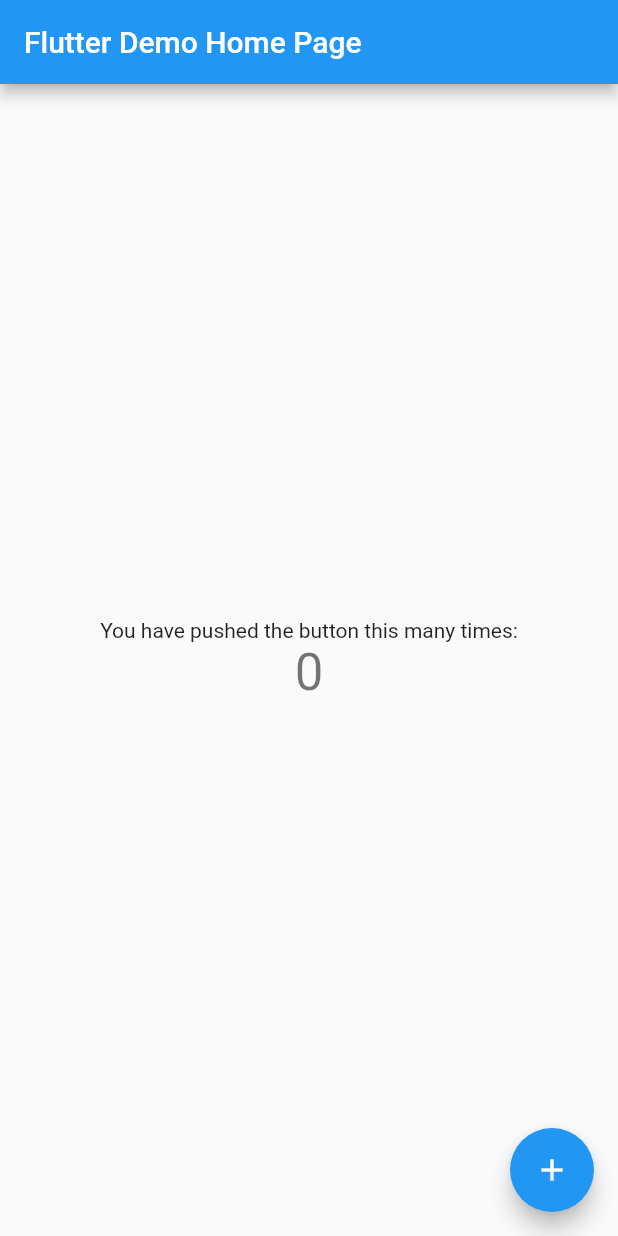
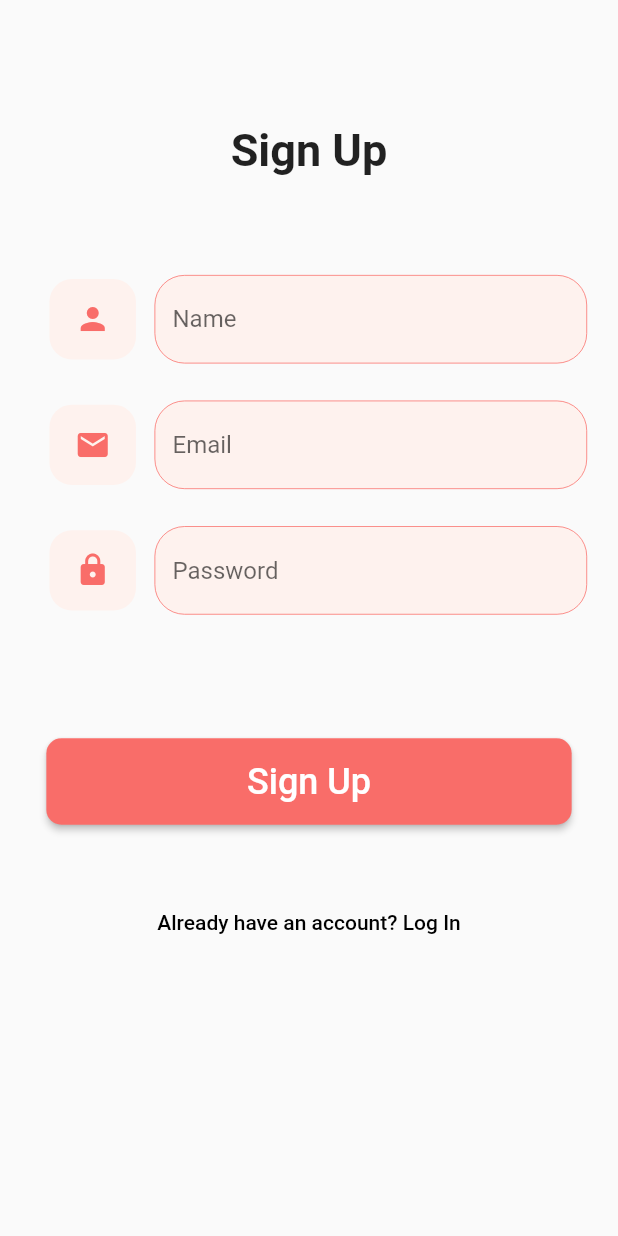
Before and after one commit to bilab-thapa/dream-movie, a Flutter app: the screen it shows after launch, on a phone screen of 412 x 824 dp. Run offline on Flutter 3.47's test engine with Material 2 defaults, Android fonts, the phone set to English and light mode, and no system bars.

Commit message:
Screens Addition

```diff
--- a/lib/main.dart
+++ b/lib/main.dart
@@ -1,4 +1,7 @@
 import 'package:flutter/material.dart';
+import 'package:spaplex/screens/home_screen.dart';
+import 'package:spaplex/screens/login.dart';
+import 'package:spaplex/screens/register.dart';
 
 void main() {
   runApp(const MyApp());
@@ -7,109 +10,16 @@
 class MyApp extends StatelessWidget {
   const MyApp({Key? key}) : super(key: key);
 
-  // This widget is the root of your application.
   @override
   Widget build(BuildContext context) {
     return MaterialApp(
-      title: 'Flutter Demo',
-      theme: ThemeData(
-        // This is the theme of your application.
-        //
-        // Try running your application with "flutter run". You'll see the
-        // application has a blue toolbar. Then, without quitting the app, try
-        // changing the primarySwatch below to Colors.green and then invoke
-        // "hot reload" (press "r" in the console where you ran "flutter run",
-        // or simply save your changes to "hot reload" in a Flutter IDE).
-        // Notice that the counter didn't reset back to zero; the application
-        // is not restarted.
-        primarySwatch: Colors.blue,
-      ),
-      home: const MyHomePage(title: 'Flutter Demo Home Page'),
+      debugShowCheckedModeBanner: false,
+      initialRoute: '/register',
+      routes: {
+        '/login': (context) => Login(),
+        '/home': (context) => const HomeScreen(),
+        '/register': (context) => Register()
+      },
     );
   }
 }
-
-class MyHomePage extends StatefulWidget {
-  const MyHomePage({Key? key, required this.title}) : super(key: key);
-
-  // This widget is the home page of your application. It is stateful, meaning
-  // that it has a State object (defined below) that contains fields that affect
-  // how it looks.
-
-  // This class is the configuration for the state. It holds the values (in this
-  // case the title) provided by the parent (in this case the App widget) and
-  // used by the build method of the State. Fields in a Widget subclass are
-  // always marked "final".
-
-  final String title;
-
-  @override
-  State<MyHomePage> createState() => _MyHomePageState();
-}
-
-class _MyHomePageState extends State<MyHomePage> {
-  int _counter = 0;
-
-  void _incrementCounter() {
-    setState(() {
-      // This call to setState tells the Flutter framework that something has
-      // changed in this State, which causes it to rerun the build method below
-      // so that the display can reflect the updated values. If we changed
-      // _counter without calling setState(), then the build method would not be
-      // called again, and so nothing would appear to happen.
-      _counter++;
-    });
-  }
-
-  @override
-  Widget build(BuildContext context) {
-    // This method is rerun every time setState is called, for instance as done
-    // by the _incrementCounter method above.
-    //
-    // The Flutter framework has been optimized to make rerunning build methods
-    // fast, so that you can just rebuild anything that needs updating rather
-    // than having to individually change instances of widgets.
-    return Scaffold(
-      appBar: AppBar(
-        // Here we take the value from the MyHomePage object that was created by
-        // the App.build method, and use it to set our appbar title.
-        title: Text(widget.title),
-      ),
-      body: Center(
-        // Center is a layout widget. It takes a single child and positions it
-        // in the middle of the parent.
-        child: Column(
-          // Column is also a layout widget. It takes a list of children and
-          // arranges them vertically. By default, it sizes itself to fit its
-          // children horizontally, and tries to be as tall as its parent.
-          //
-          // Invoke "debug painting" (press "p" in the console, choose the
-          // "Toggle Debug Paint" action from the Flutter Inspector in Android
-          // Studio, or the "Toggle Debug Paint" command in Visual Studio Code)
-          // to see the wireframe for each widget.
-          //
-          // Column has various properties to control how it sizes itself and
-          // how it positions its children. Here we use mainAxisAlignment to
-          // center the children vertically; the main axis here is the vertical
-          // axis because Columns are vertical (the cross axis would be
-          // horizontal).
-          mainAxisAlignment: MainAxisAlignment.center,
-          children: <Widget>[
-            const Text(
-              'You have pushed the button this many times:',
-            ),
-            Text(
-              '$_counter',
-              style: Theme.of(context).textTheme.headline4,
-            ),
-          ],
-        ),
-      ),
-      floatingActionButton: FloatingActionButton(
-        onPressed: _incrementCounter,
-        tooltip: 'Increment',
-        child: const Icon(Icons.add),
-      ), // This trailing comma makes auto-formatting nicer for build methods.
-    );
-  }
-}
--- /dev/null
+++ b/lib/screens/register.dart
@@ -0,0 +1,182 @@
+import 'package:flutter/material.dart';
+
+class Register extends StatefulWidget {
+  Register({Key? key}) : super(key: key);
+
+  @override
+  State<Register> createState() => _RegisterState();
+}
+
+class _RegisterState extends State<Register> {
+  @override
+  Widget build(BuildContext context) {
+    final height = MediaQuery.of(context).size.height;
+    final width = MediaQuery.of(context).size.width;
+    return Scaffold(
+      body: SingleChildScrollView(
+        child: SafeArea(
+            child: Column(
+          crossAxisAlignment: CrossAxisAlignment.center,
+          children: [
+            SizedBox(height: height * 0.1),
+            const Align(
+              alignment: Alignment.center,
+              child: Text(
+                'Sign Up',
+                style: TextStyle(fontSize: 30, fontWeight: FontWeight.bold),
+              ),
+            ),
+            SizedBox(height: height * 0.08),
+            Row(
+              children: [
+                SizedBox(width: width * 0.08),
+                Container(
+                  height: height * 0.065,
+                  width: width * 0.14,
+                  decoration: BoxDecoration(
+                    borderRadius: BorderRadius.circular(15),
+                    color: const Color(0xffFEF2EE),
+                  ),
+                  child: const Icon(
+                    Icons.person,
+                    color: Color(0xffF96D69),
+                  ),
+                ),
+                SizedBox(width: width * 0.03),
+                SizedBox(
+                  width: width * 0.7,
+                  child: TextFormField(
+                    decoration: InputDecoration(
+                      hintText: 'Name',
+                      filled: true,
+                      fillColor: const Color(0xffFEF2EE),
+                      focusColor: Colors.pink,
+                      enabledBorder: OutlineInputBorder(
+                        borderSide: const BorderSide(
+                            color: Color(0xffF96D69), width: 0.5),
+                        borderRadius: BorderRadius.circular(20),
+                      ),
+                      focusedBorder: OutlineInputBorder(
+                        borderSide: const BorderSide(
+                            color: Color(0xffF96D69), width: 2),
+                        borderRadius: BorderRadius.circular(20),
+                      ),
+                    ),
+                  ),
+                ),
+              ],
+            ),
+            SizedBox(height: height * 0.03),
+            Row(
+              children: [
+                SizedBox(width: width * 0.08),
+                Container(
+                  height: height * 0.065,
+                  width: width * 0.14,
+                  decoration: BoxDecoration(
+                    borderRadius: BorderRadius.circular(15),
+                    color: const Color(0xffFEF2EE),
+                  ),
+                  child: const Icon(
+                    Icons.email,
+                    color: Color(0xffF96D69),
+                  ),
+                ),
+                SizedBox(width: width * 0.03),
+                SizedBox(
+                  width: width * 0.7,
+                  child: TextFormField(
+                    decoration: InputDecoration(
+                      hintText: 'Email',
+                      filled: true,
+                      fillColor: const Color(0xffFEF2EE),
+                      focusColor: Colors.pink,
+                      enabledBorder: OutlineInputBorder(
+                        borderSide: const BorderSide(
+                            color: Color(0xffF96D69), width: 0.5),
+                        borderRadius: BorderRadius.circular(20),
+                      ),
+                      focusedBorder: OutlineInputBorder(
+                        borderSide: const BorderSide(
+                            color: Color(0xffF96D69), width: 2),
+                        borderRadius: BorderRadius.circular(20),
+                      ),
+                    ),
+                  ),
+                ),
+              ],
+            ),
+            SizedBox(height: height * 0.03),
+            Row(
+              children: [
+                SizedBox(width: width * 0.08),
+                Container(
+                  height: height * 0.065,
+                  width: width * 0.14,
+                  decoration: BoxDecoration(
+                    borderRadius: BorderRadius.circular(15),
+                    color: const Color(0xffFEF2EE),
+                  ),
+                  child: const Icon(
+                    Icons.lock,
+                    color: Color(0xffF96D69),
+                  ),
+                ),
+                SizedBox(width: width * 0.03),
+                SizedBox(
+                  width: width * 0.7,
+                  child: TextFormField(
+                    decoration: InputDecoration(
+                      hintText: 'Password',
+                      filled: true,
+                      fillColor: const Color(0xffFEF2EE),
+                      focusColor: Colors.pink,
+                      enabledBorder: OutlineInputBorder(
+                        borderSide: const BorderSide(
+                            color: Color(0xffF96D69), width: 0.5),
+                        borderRadius: BorderRadius.circular(20),
+                      ),
+                      focusedBorder: OutlineInputBorder(
+                        borderSide: const BorderSide(
+                            color: Color(0xffF96D69), width: 2),
+                        borderRadius: BorderRadius.circular(20),
+                      ),
+                    ),
+                  ),
+                ),
+              ],
+            ),
+            SizedBox(height: height * 0.1),
+            SizedBox(
+              height: height * 0.07,
+              width: width * 0.85,
+              child: ElevatedButton(
+                style: ElevatedButton.styleFrom(
+                  shape: RoundedRectangleBorder(
+                      borderRadius: BorderRadius.circular(10)),
+                  primary: const Color(0xffF96D69),
+                ),
+                onPressed: () {
+                     Navigator.of(context).popAndPushNamed('/home');
+                },
+                child: const Text(
+                  'Sign Up',
+                  style: TextStyle(color: Colors.white, fontSize: 24),
+                ),
+              ),
+            ),
+            SizedBox(height: height * 0.05),
+            TextButton(
+                onPressed: () {
+                  Navigator.of(context).pushNamed('/login');
+                },
+                child: const Text(
+                  'Already have an account? Log In',
+                  style: TextStyle(color: Colors.black),
+                )),
+          ],
+        )),
+      ),
+    );
+  }
+}
```
Also changed, not shown: lib/screens/home_screen.dart (added, +233 -0 lines), lib/screens/login.dart (added, +150 -0 lines), pubspec.lock, 2 other files.
